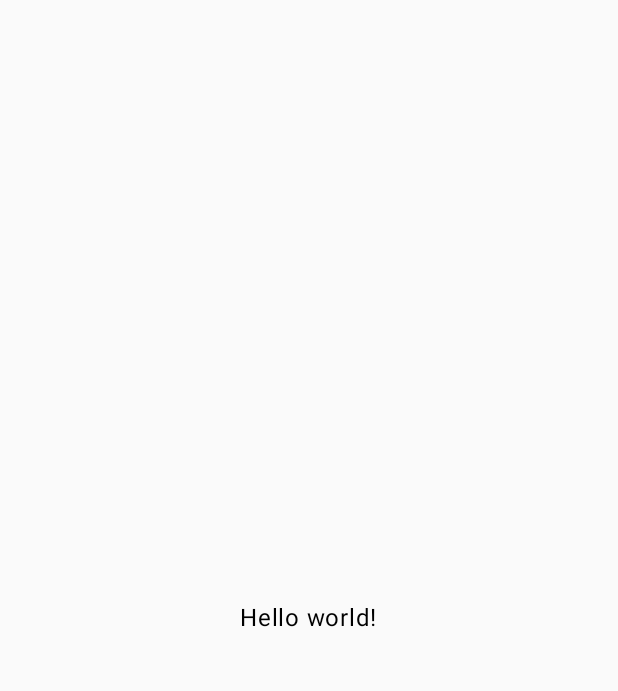
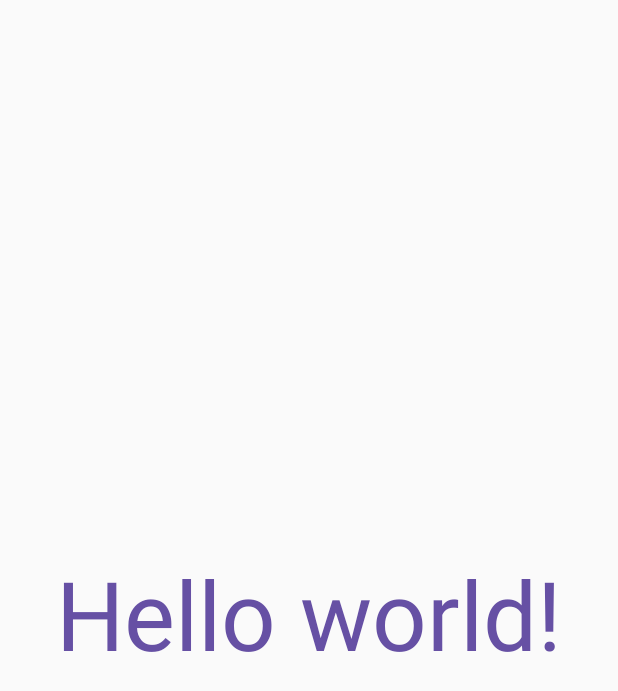
Before and after one commit to charbgr/Anagram-Solver, an Android app built with Jetpack Compose: the screen it shows after launch (MainActivity), on a phone screen of 412 x 824 dp. Before the commit the part shown is almost empty. Shown: the top 691 px of the screen. Run offline under Robolectric (Android 15) with nearby library versions, the light colour scheme and no system bars.

Commit message:
Scaffold app theme

```diff
--- a/app/build.gradle.kts
+++ b/app/build.gradle.kts
@@ -60,4 +60,6 @@ dependencies {
     androidTestImplementation(libs.androidx.ui.test.junit4)
     debugImplementation(libs.androidx.ui.tooling)
     debugImplementation(libs.androidx.ui.test.manifest)
+
+    implementation(project(":modules:designsystem"))
 }
--- a/app/src/main/kotlin/com/github/charbgr/anagramsolver/MainActivity.kt
+++ b/app/src/main/kotlin/com/github/charbgr/anagramsolver/MainActivity.kt
@@ -5,21 +5,20 @@ import androidx.activity.ComponentActivity
 import androidx.activity.compose.setContent
 import androidx.compose.foundation.layout.Box
 import androidx.compose.foundation.layout.fillMaxSize
-import androidx.compose.material3.MaterialTheme
-import androidx.compose.material3.Text
 import androidx.compose.ui.Alignment
 import androidx.compose.ui.Modifier
-import com.github.charbgr.anagramsolver.ui.theme.AnagramSolverTheme
+import com.github.charbgr.anagramsolver.designsystem.theme.AppTheme
+import com.github.charbgr.anagramsolver.designsystem.theme.text.AppText
 
 class MainActivity : ComponentActivity() {
     override fun onCreate(savedInstanceState: Bundle?) {
         super.onCreate(savedInstanceState)
         setContent {
-            MaterialTheme {
+            AppTheme {
                 Box(
                     modifier = Modifier.fillMaxSize(),
                 ) {
-                    Text(
+                    AppText(
                         text = "Hello world!",
                         modifier = Modifier
                             .align(Alignment.Center),
--- /dev/null
+++ b/modules/designsystem/build.gradle.kts
@@ -0,0 +1,48 @@
+plugins {
+    alias(libs.plugins.android.library)
+    alias(libs.plugins.kotlin.android)
+    alias(libs.plugins.kotlin.compose)
+}
+
+android {
+    namespace = "com.github.charbgr.anagramsolver.designsystem"
+    compileSdk = 35
+
+    defaultConfig {
+        minSdk = 24
+
+        testInstrumentationRunner = "androidx.test.runner.AndroidJUnitRunner"
+        consumerProguardFiles("consumer-rules.pro")
+    }
+
+    buildTypes {
+        release {
+            isMinifyEnabled = false
+            proguardFiles(
+                getDefaultProguardFile("proguard-android-optimize.txt"),
+                "proguard-rules.pro"
+            )
+        }
+    }
+    compileOptions {
+        sourceCompatibility = JavaVersion.VERSION_11
+        targetCompatibility = JavaVersion.VERSION_11
+    }
+
+    kotlinOptions {
+        jvmTarget = "11"
+    }
+
+    buildFeatures {
+        compose = true
+    }
+}
+
+dependencies {
+    implementation(libs.androidx.ui)
+    implementation(libs.androidx.ui.graphics)
+    implementation(libs.androidx.ui.tooling.preview)
+    implementation(libs.androidx.ui.graphics.android)
+    implementation(libs.androidx.foundation.android)
+    implementation(libs.androidx.material3.android)
+}
--- /dev/null
+++ b/modules/designsystem/src/main/AndroidManifest.xml
@@ -0,0 +1,2 @@
+<?xml version="1.0" encoding="utf-8"?>
+<manifest />
--- /dev/null
+++ b/modules/designsystem/src/main/kotlin/com/github/charbgr/anagramsolver/designsystem/theme/Theme.kt
@@ -0,0 +1,73 @@
+package com.github.charbgr.anagramsolver.designsystem.theme
+
+import androidx.compose.foundation.isSystemInDarkTheme
+import androidx.compose.material3.MaterialTheme
+import androidx.compose.runtime.Composable
+import androidx.compose.runtime.CompositionLocalProvider
+import androidx.compose.runtime.ReadOnlyComposable
+import androidx.compose.runtime.remember
+import androidx.compose.runtime.staticCompositionLocalOf
+import com.github.charbgr.anagramsolver.designsystem.theme.colors.ColorPalette
+import com.github.charbgr.anagramsolver.designsystem.theme.colors.ColorScheme
+import com.github.charbgr.anagramsolver.designsystem.theme.colors.discourageMaterialColors
+import com.github.charbgr.anagramsolver.designsystem.theme.colors.discourageMaterialTypography
+
+private val DarkColorScheme = ColorScheme(
+    primary = ColorPalette.Purple80,
+    secondary = ColorPalette.PurpleGrey80,
+    tertiary = ColorPalette.Pink80
+)
+
+private val LightColorScheme = ColorScheme(
+    primary = ColorPalette.Purple40,
+    secondary = ColorPalette.PurpleGrey40,
+    tertiary = ColorPalette.Pink40
+)
+
+private val LocalColorScheme = staticCompositionLocalOf<ColorScheme> {
+    error("No ColorScheme provided")
+}
+
+@Composable
+@Suppress("LongParameterList")
+private fun ProvideBgThemeAttributes(
+    colorScheme: ColorScheme,
+    content: @Composable () -> Unit,
+) {
+    val colorPalette = remember {
+        // Explicitly creating a new object here so we don't mutate the initial [colors]
+        // provided, and overwrite the values set in it.
+        colorScheme.copy()
+    }
+    colorPalette.update(colorScheme)
+    CompositionLocalProvider(
+        LocalColorScheme provides colorPalette,
+        content = content,
+    )
+}
+
+@Composable
+fun AppTheme(
+    isSystemInDarkTheme: Boolean = isSystemInDarkTheme(),
+    content: @Composable () -> Unit,
+) {
+    val colorScheme: ColorScheme = if (isSystemInDarkTheme) DarkColorScheme else LightColorScheme
+
+    ProvideBgThemeAttributes(
+        colorScheme = colorScheme,
+    ) {
+        MaterialTheme(
+            colorScheme = discourageMaterialColors(),
+            typography = discourageMaterialTypography(),
+            content = content,
+        )
+    }
+}
+
+object AppTheme {
+
+    val colors: ColorScheme
+        @Composable
+        @ReadOnlyComposable
+        get() = LocalColorScheme.current
+}
--- /dev/null
+++ b/modules/designsystem/src/main/kotlin/com/github/charbgr/anagramsolver/designsystem/theme/colors/ColorPalette.kt
@@ -0,0 +1,14 @@
+package com.github.charbgr.anagramsolver.designsystem.theme.colors
+
+import androidx.compose.ui.graphics.Color
+
+object ColorPalette {
+
+    val Purple80 = Color(0xFFD0BCFF)
+    val PurpleGrey80 = Color(0xFFCCC2DC)
+    val Pink80 = Color(0xFFEFB8C8)
+
+    val Purple40 = Color(0xFF6650a4)
+    val PurpleGrey40 = Color(0xFF625b71)
+    val Pink40 = Color(0xFF7D5260)
+}
--- /dev/null
+++ b/modules/designsystem/src/main/kotlin/com/github/charbgr/anagramsolver/designsystem/theme/colors/ColorScheme.kt
@@ -0,0 +1,36 @@
+package com.github.charbgr.anagramsolver.designsystem.theme.colors
+
+import androidx.compose.runtime.Stable
+import androidx.compose.runtime.getValue
+import androidx.compose.runtime.mutableStateOf
+import androidx.compose.runtime.setValue
+import androidx.compose.ui.graphics.Color
+
+@Stable
+@Suppress("LongParameterList")
+class ColorScheme(
+    primary: Color,
+    secondary: Color,
+    tertiary: Color,
+) {
+    var primary by mutableStateOf(primary)
+        private set
+
+    var secondary by mutableStateOf(secondary)
+        private set
+
+    var tertiary by mutableStateOf(tertiary)
+        private set
+
+    fun update(other: ColorScheme) {
+        primary = other.primary
+        secondary = other.secondary
+        tertiary = other.tertiary
+    }
+
+    fun copy(): ColorScheme = ColorScheme(
+        primary = primary,
+        secondary = secondary,
+        tertiary = tertiary,
+    )
+}
--- /dev/null
+++ b/modules/designsystem/src/main/kotlin/com/github/charbgr/anagramsolver/designsystem/theme/colors/discourageMaterial.kt
@@ -0,0 +1,75 @@
+package com.github.charbgr.anagramsolver.designsystem.theme.colors
+
+import androidx.compose.material3.ColorScheme
+import androidx.compose.material3.Typography
+import androidx.compose.ui.graphics.Color
+import androidx.compose.ui.text.TextStyle
+import androidx.compose.ui.unit.TextUnit
+import androidx.compose.ui.unit.sp
+
+/**
+ * A Material [ColorScheme] implementation which sets all colors to [debugColor] to discourage usage
+ * of [MaterialTheme.colorScheme] in preference to [BgTheme.colors].
+ */
+internal fun discourageMaterialColors(
+    debugColor: Color = Color.Green,
+): ColorScheme = ColorScheme(
+    primary = debugColor,
+    onPrimary = debugColor,
+    primaryContainer = debugColor,
+    onPrimaryContainer = debugColor,
+    inversePrimary = debugColor,
+    secondary = debugColor,
+    onSecondary = debugColor,
+    secondaryContainer = debugColor,
+    onSecondaryContainer = debugColor,
+    tertiary = debugColor,
+    onTertiary = debugColor,
+    tertiaryContainer = debugColor,
+    onTertiaryContainer = debugColor,
+    background = debugColor,
+    onBackground = debugColor,
+    surface = debugColor,
+    onSurface = debugColor,
+    surfaceVariant = debugColor,
+    onSurfaceVariant = debugColor,
+    surfaceTint = debugColor,
+    inverseSurface = debugColor,
+    inverseOnSurface = debugColor,
+    error = debugColor,
+    onError = debugColor,
+    errorContainer = debugColor,
+    onErrorContainer = debugColor,
+    outline = debugColor,
+    outlineVariant = debugColor,
+    scrim = debugColor,
+    surfaceBright = debugColor,
+    surfaceDim = debugColor,
+    surfaceContainer = debugColor,
+    surfaceContainerHigh = debugColor,
+    surfaceContainerHighest = debugColor,
+    surfaceContainerLow = debugColor,
+    surfaceContainerLowest = debugColor,
+)
+
+/**
+ * A Material [Typography] implementation which sets all textStyles to [fontSize] to discourage
+ * usage of [MaterialTheme.typography] in preference to [BgTheme.typography].
+ */
+internal fun discourageMaterialTypography(
+    fontSize: TextUnit = 64.sp,
+): Typography = Typography(
+    displayLarge = TextStyle(fontSize = fontSize),
+    displayMedium = TextStyle(fontSize = fontSize),
+    displaySmall = TextStyle(fontSize = fontSize),
+    headlineLarge = TextStyle(fontSize = fontSize),
+    headlineMedium = TextStyle(fontSize = fontSize),
+    headlineSmall = TextStyle(fontSize = fontSize),
+    titleLarge = TextStyle(fontSize = fontSize),
+    titleMedium = TextStyle(fontSize = fontSize),
+    titleSmall = TextStyle(fontSize = fontSize),
+    bodyLarge = TextStyle(fontSize = fontSize),
+    bodyMedium = TextStyle(fontSize = fontSize),
+    bodySmall = TextStyle(fontSize = fontSize),
+    labelLarge = TextStyle(fontSize = fontSize),
+)
--- /dev/null
+++ b/modules/designsystem/src/main/kotlin/com/github/charbgr/anagramsolver/designsystem/theme/text/AppText.kt
@@ -0,0 +1,31 @@
+package com.github.charbgr.anagramsolver.designsystem.theme.text
+
+import androidx.compose.material3.Text
+import androidx.compose.runtime.Composable
+import androidx.compose.ui.Modifier
+import androidx.compose.ui.graphics.Color
+import androidx.compose.ui.text.TextLayoutResult
+import androidx.compose.ui.text.style.TextAlign
+import androidx.compose.ui.text.style.TextOverflow
+import com.github.charbgr.anagramsolver.designsystem.theme.AppTheme
+
+@Composable
+fun AppText(
+    text: String,
+    modifier: Modifier = Modifier,
+    color: Color = AppTheme.colors.primary,
+    overflow: TextOverflow = TextOverflow.Clip,
+    maxLines: Int = Int.MAX_VALUE,
+    textAlign: TextAlign? = null,
+    onTextLayout: (TextLayoutResult) -> Unit = {},
+) {
+    Text(
+        text = text,
+        modifier = modifier,
+        color = color,
+        overflow = overflow,
+        maxLines = maxLines,
+        textAlign = textAlign,
+        onTextLayout = onTextLayout,
+    )
+}
```
Also changed, not shown: 1 other file.
